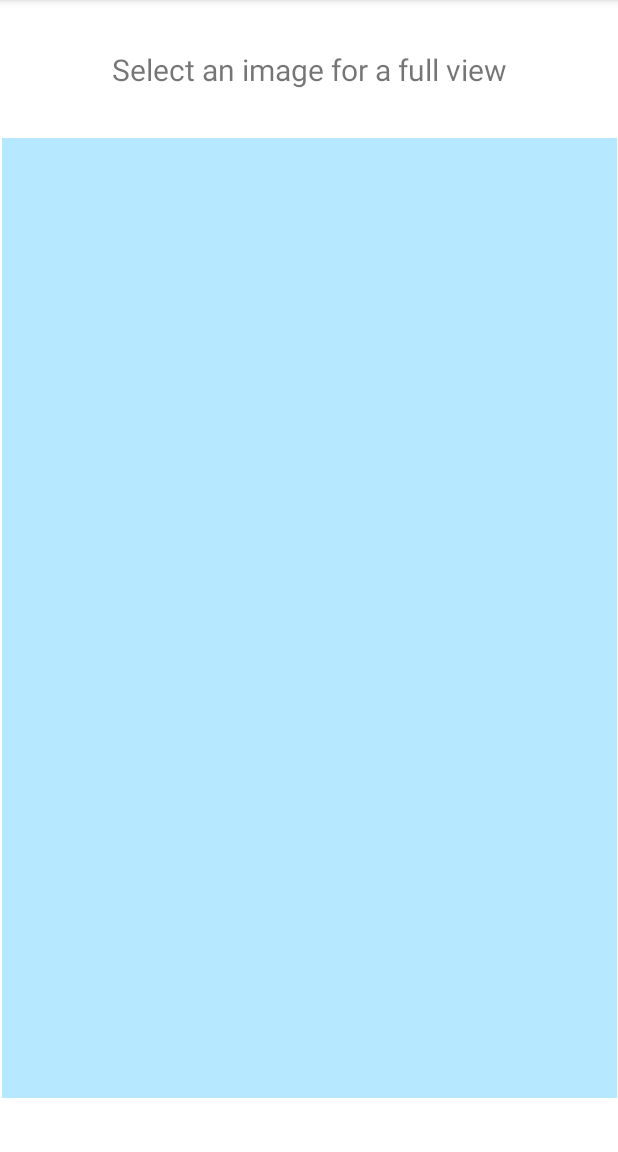
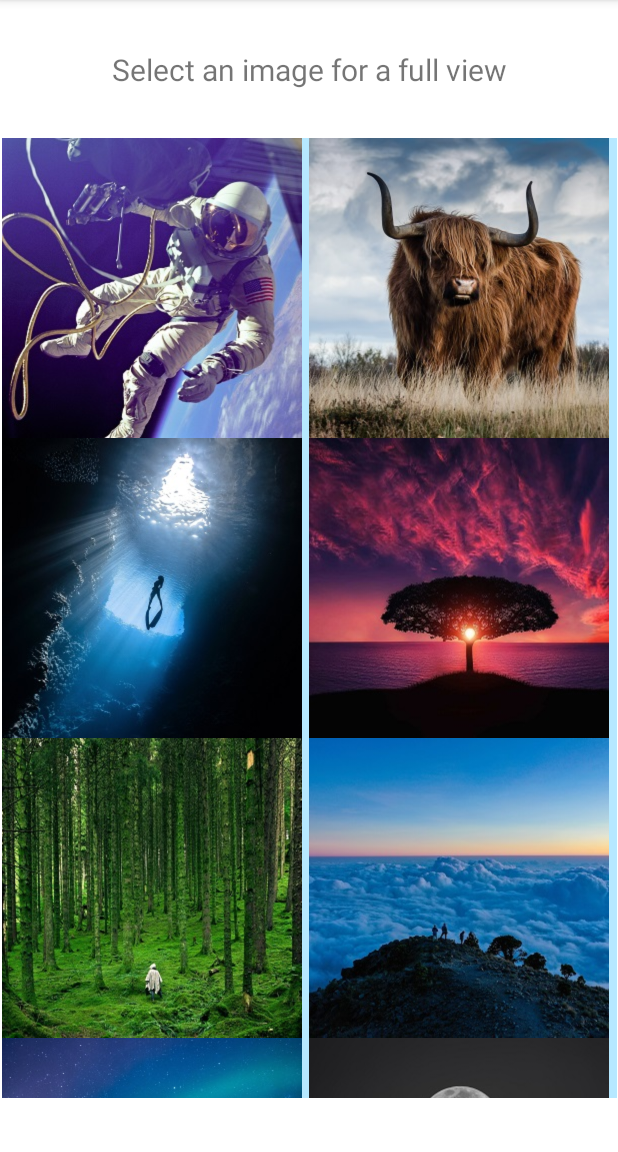
Before and after one commit to stephull/CIS3515-lab4, an Android app: the screen it shows after launch (SelectionActivity), on a phone screen of 412 x 824 dp, the part 84-1236 px from its top. Run offline under Robolectric (Android 15) with nearby library versions, the phone set to English and light mode, and no system bars.

Commit message:
implement adapter and activity properties similar to lab 3

```diff
--- a/app/src/main/java/edu/temple/selectionactivity/SelectionActivity.kt
+++ b/app/src/main/java/edu/temple/selectionactivity/SelectionActivity.kt
@@ -2,16 +2,11 @@ package edu.temple.selectionactivity
 
 import androidx.appcompat.app.AppCompatActivity
 import android.os.Bundle
-import android.widget.GridLayout
-import android.widget.ImageView
-import android.widget.TextView
-import androidx.recyclerview.widget.GridLayoutManager
-import androidx.recyclerview.widget.RecyclerView
-import org.w3c.dom.Text
+import android.view.*
+import android.widget.*
+import androidx.recyclerview.widget.*
 
 class SelectionActivity : AppCompatActivity() {
-
-    data class MyPicture (val myPictureDesc : String? , val myPictureSrc : Int)
 
     override fun onCreate(savedInstanceState: Bundle?) {
         super.onCreate(savedInstanceState)
@@ -27,11 +22,20 @@ class SelectionActivity : AppCompatActivity() {
         // recycler view properties
         val recyclerView : RecyclerView = findViewById(R.id.recyclerView)
         recyclerView.layoutManager = GridLayoutManager(this@SelectionActivity, 2)
-        //recyclerView.adapter = SelectionAdapter(this@SelectionActivity, imageList)
 
+        // create new on-click event listener for recycler view
+        val myOnClickListener = View.OnClickListener {
+            val pos = recyclerView.getChildAdapterPosition(it)
+            selectedImage.setImageResource(imageList[pos].imageSrc)
+            selectedText.text = imageList[pos].imageDesc
+        }
+
+        // finally, create the adapter for the recycler view
+        recyclerView.adapter = SelectionAdapter(this@SelectionActivity, imageList, myOnClickListener)
     }
 
     // declare all image sources and text
+    // < same pictures as last lab, but with different descriptions >
     private fun getImageList(): ArrayList<MyPicture> {
         return arrayListOf(
             MyPicture("Astronaut", R.drawable.astronaut),
--- a/app/src/main/java/edu/temple/selectionactivity/SelectionAdapter.kt
+++ b/app/src/main/java/edu/temple/selectionactivity/SelectionAdapter.kt
@@ -1,22 +1,39 @@
 package edu.temple.selectionactivity
 
 import android.content.Context
+import android.view.View
 import android.view.ViewGroup
+import android.widget.ImageView
 import androidx.recyclerview.widget.RecyclerView
 
-class SelectionAdapter (_context : Context, _images : ArrayList<Int>) : RecyclerView.Adapter<RecyclerView.ViewHolder>() {
+class SelectionAdapter (_context : Context, _imageList : ArrayList<MyPicture>, _myOnClick: View.OnClickListener) : RecyclerView.Adapter<SelectionAdapter.MyViewHolder>() {
+    // declare variables from parameters above
     private val context = _context
-    private val images = _images
+    private val imageList = _imageList
+    private val myOnClick = _myOnClick
 
-    override fun onCreateViewHolder(parent: ViewGroup, viewType: Int): RecyclerView.ViewHolder {
-        TODO("Not yet implemented")
+    // declare width + height of layout params
+    private val wh = 300
+
+    // view holder class
+    class MyViewHolder(_view: ImageView, myOnClick: View.OnClickListener) : RecyclerView.ViewHolder(_view) {
+        val imageView = _view.apply {setOnClickListener(myOnClick)}
     }
 
-    override fun onBindViewHolder(holder: RecyclerView.ViewHolder, position: Int) {
-        TODO("Not yet implemented")
+    // create view holder
+    override fun onCreateViewHolder(parent: ViewGroup, viewType: Int): MyViewHolder {
+        return MyViewHolder(ImageView(context).apply {
+            layoutParams = ViewGroup.LayoutParams(wh, wh)
+        }, myOnClick)
     }
 
+    // bind view holder
+    override fun onBindViewHolder(holder: MyViewHolder, pos: Int) {
+        holder.imageView.setImageResource(imageList[pos].imageSrc)
+    }
+
+    // return the size of image list
     override fun getItemCount(): Int {
-        TODO("Not yet implemented")
+        return imageList.size
     }
 }
```
